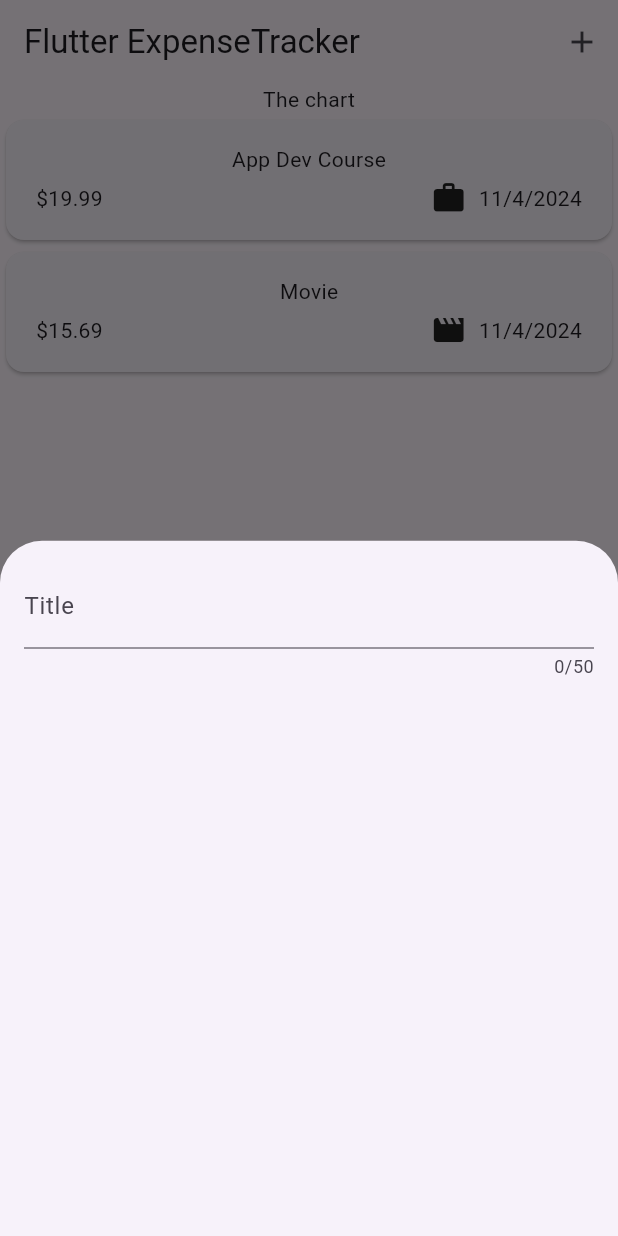
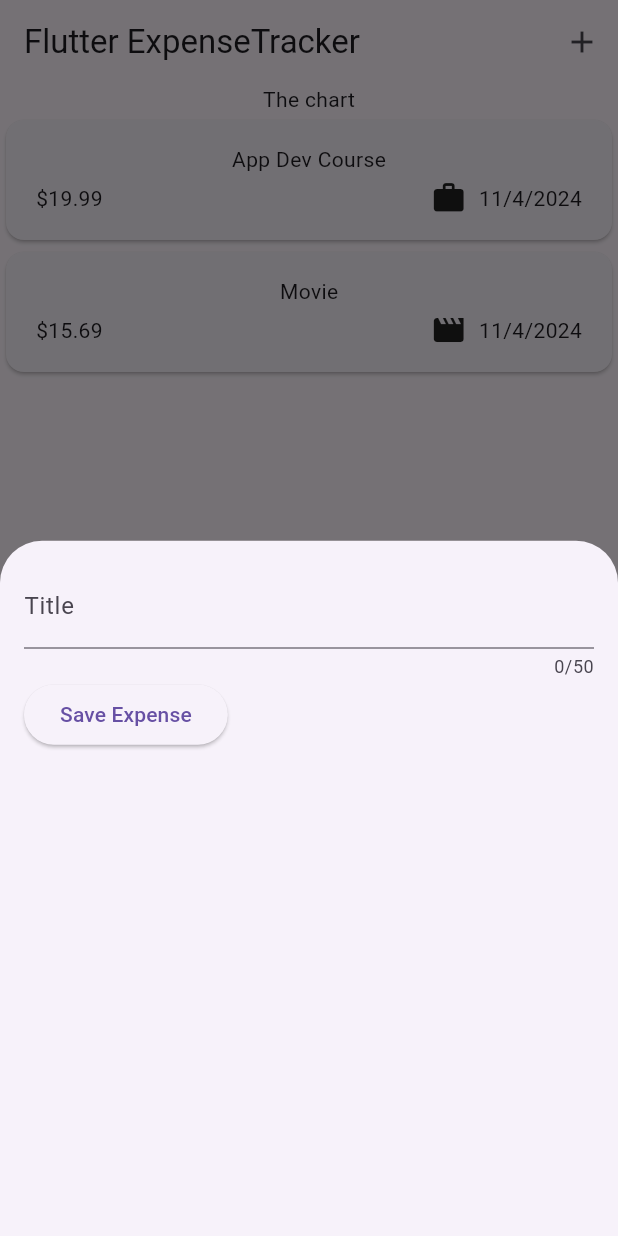
Before and after one commit to snaxy318/expense_tracker, a Flutter app: the screen it shows after launch, after a tap on the "add" icon, on a phone screen of 412 x 824 dp. Run offline on Flutter 3.47's test engine with Material 3 defaults, Android fonts, the phone set to English and light mode, and no system bars.

Commit message:
added elevated button

```diff
--- a/lib/widgets/new_expense.dart
+++ b/lib/widgets/new_expense.dart
@@ -10,12 +10,12 @@ class NewExpense extends StatefulWidget {
 }
 
 class _NewExpenseState extends State<NewExpense> {
-
   String _enteredTitle = '';
 
   void _saveInputTitle(String inputValue) {
     _enteredTitle = inputValue;
   }
+
   @override
   Widget build(BuildContext context) {
     return Padding(
@@ -28,7 +28,17 @@ class _NewExpenseState extends State<NewExpense> {
             decoration: const InputDecoration(
               label: Text('Title'),
             ),
-          )
+          ),
+          Row(
+            children: [
+              ElevatedButton(
+                onPressed: () {
+                  print(_enteredTitle);
+                },
+                child: const Text('Save Expense'),
+              ),
+            ],
+          ),
         ],
       ),
     );
```
